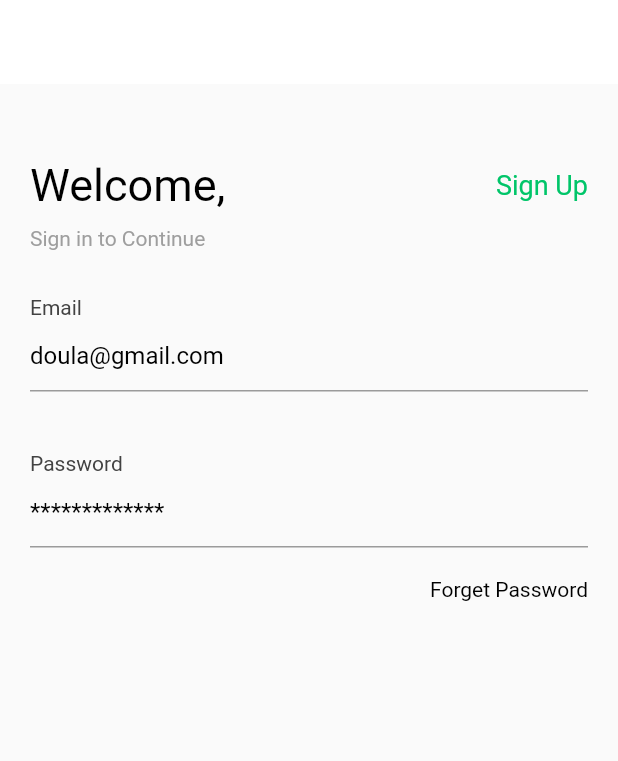
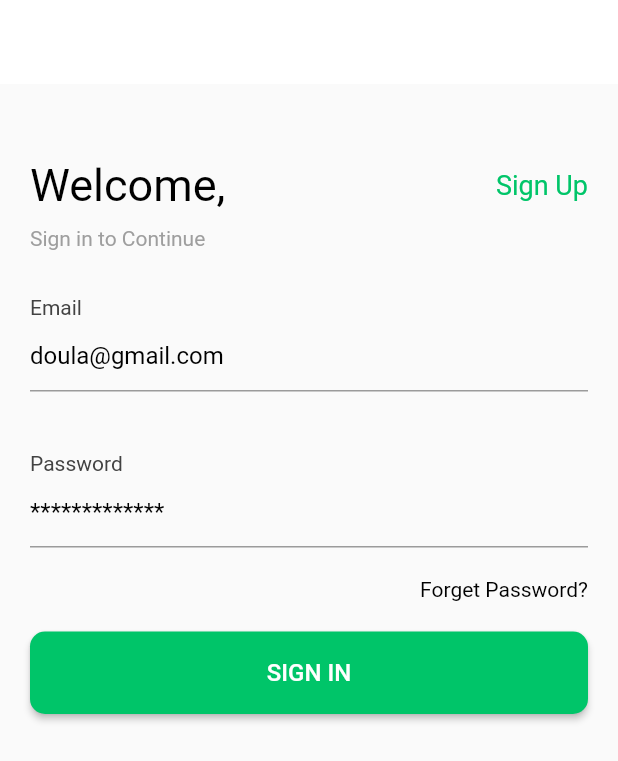
Before and after one commit to MohammedAdel1111/E-Commerce-App, a Flutter app: the screen it shows after launch, on a phone screen of 412 x 824 dp. Shown: the top 761 px of the screen. Run offline on Flutter 3.47's test engine with Material 2 defaults, Android fonts, the phone set to English and light mode, and no system bars.

Commit message:
create custom_button

```diff
--- a/lib/view/auth/login_screen.dart
+++ b/lib/view/auth/login_screen.dart
@@ -1,6 +1,7 @@
 import 'package:flutter/material.dart';
 
 import '../../constants.dart';
+import '../widgets/custom_button.dart';
 import '../widgets/custom_text.dart';
 import '../widgets/custom_text_form_field.dart';
 
@@ -58,9 +59,14 @@ class LoginScreen extends StatelessWidget {
             ),
             SizedBox(height: 20),
             CustomText(
-              text: 'Forget Password',
+              text: 'Forget Password?',
               fontSize: 14,
               alignment: Alignment.topRight,
+            ),
+            SizedBox(height: 20),
+            CustomButton(
+              text: 'SIGN IN',
+              onPressed: () {},
             ),
           ],
         ),
--- /dev/null
+++ b/lib/view/widgets/custom_button.dart
@@ -0,0 +1,33 @@
+// ignore_for_file: public_member_api_docs, sort_constructors_first
+import 'package:flutter/material.dart';
+
+import '../../constants.dart';
+import 'custom_text.dart';
+
+class CustomButton extends StatelessWidget {
+  final String text;
+  final void Function()? onPressed;
+
+  const CustomButton({
+    Key? key,
+    required this.text,
+    this.onPressed,
+  }) : super(key: key);
+
+  @override
+  Widget build(BuildContext context) {
+    return MaterialButton(
+      shape: RoundedRectangleBorder(
+        borderRadius: BorderRadius.circular(10),
+      ),
+      padding: EdgeInsets.all(18),
+      onPressed: onPressed,
+      color: primaryColor,
+      child: CustomText(
+        text: text,
+        alignment: Alignment.center,
+        color: Colors.white,
+      ),
+    );
+  }
+}
```
